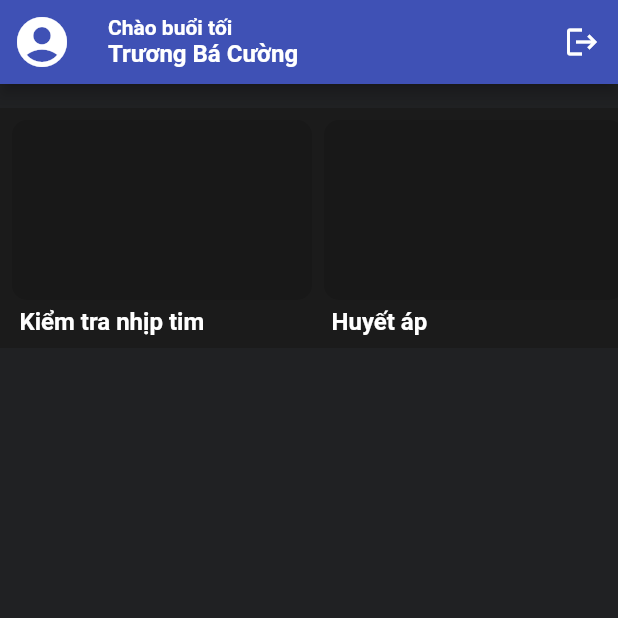
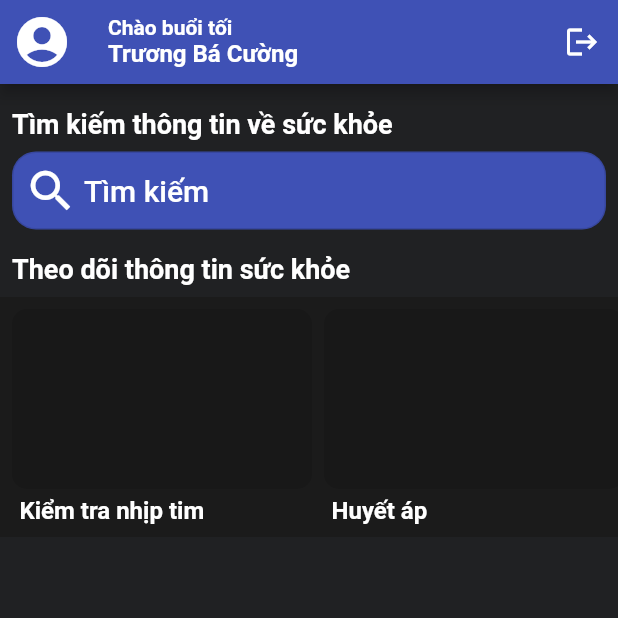
Before and after one commit to bacuong31/HealthCare, a Flutter app: the screen it shows once a user with an empty profile is signed in, on a phone screen of 412 x 824 dp, the top half of it. Run offline on Flutter 3.47's test engine with Material 2 defaults, Android fonts, the phone set to English and light mode, and no system bars; our stand-ins replace cloud_firestore, firebase_auth, firebase_core, google_sign_in; missing offline and left inert: flutter_login_facebook; accounts and stored records are empty.

Commit message:
Hotfix for main screen

```diff
--- a/lib/MainScreen/main_screen.dart
+++ b/lib/MainScreen/main_screen.dart
@@ -1,9 +1,8 @@
-import 'dart:ffi';
-
 import 'package:flutter/material.dart';
 import 'package:health_care/constants.dart';
 import 'package:health_care/service/auth.dart';
 import 'package:health_care/sign_in/sign_in_screen.dart';
+import 'DataSearch.dart';
 
 class HeathFunctionClassInfo {
   final String Name, ImageURL;
@@ -55,17 +54,91 @@ class MainScreen extends StatelessWidget {
         ),
         actions: <Widget>[
           IconButton(
-              icon: Icon(
-                Icons.logout,
-                color: Colors.white,
-              ),
-              onPressed: _signOut,
+            icon: Icon(
+              Icons.logout,
+              color: Colors.white,
+            ),
+            onPressed: _signOut,
           ),
         ],
       ),
       body: ListView(
         children: <Widget>[
           SizedBox(height: defaultPadding),
+          Container(
+              padding: EdgeInsets.only(left: 8.0),
+              child: Text("Tìm kiếm thông tin về sức khỏe",
+                  style: TextStyle(
+                    fontWeight: FontWeight.bold,
+                    color: Colors.white,
+                    fontSize: 18.0,
+                  ))),
+          Padding(
+            padding: const EdgeInsets.only(top: 8.0, left: 8.0, right: 8.0),
+            child: OutlinedButton(
+              style: OutlinedButton.styleFrom(
+                primary: Colors.white,
+                backgroundColor: Colors.indigo,
+                minimumSize:
+                Size(MediaQuery.of(context).size.width * 0.8, 26.0),
+                shape: RoundedRectangleBorder(
+                  borderRadius: BorderRadius.circular(16.0),
+                ),
+              ),
+              onPressed: () {
+                showSearch(
+                  context: context,
+                  delegate: DataSearch(
+                    hintText: "Tìm kiếm",
+                    textStyle: TextStyle(
+                      color: Colors.white,
+                      fontWeight: FontWeight.bold,
+                    ),
+                  ),
+                );
+              },
+              child: Padding(
+                padding: const EdgeInsets.only(
+                  top: 8.0,
+                  bottom: 8.0,
+                ),
+                child: Transform(
+                  transform: Matrix4.translationValues(-8, 0.0, 0.0),
+                  child: Row(
+                    children: <Widget>[
+                      Icon(
+                        Icons.search_sharp,
+                        color: Colors.white,
+                        size: 36,
+                      ),
+                      SizedBox(
+                        width: 4.0,
+                      ),
+                      Text(
+                        "Tìm kiếm",
+                        style: TextStyle(
+                          fontSize: 20,
+                          color: Colors.white,
+                        ),
+                      ),
+                    ],
+                  ),
+                ),
+              ),
+            ),
+          ),
+          SizedBox(height: defaultPadding),
+          Padding(
+            padding: const EdgeInsets.only(left: 8.0),
+            child: Text(
+              "Theo dõi thông tin sức khỏe",
+              style: TextStyle(
+                  fontWeight: FontWeight.bold,
+                  color: Colors.white,
+                  fontSize: 18),
+            ),
+          ),
+          SizedBox(height: 8.0),
           Container(
             color: panelColor,
             height: 160.0,
```
